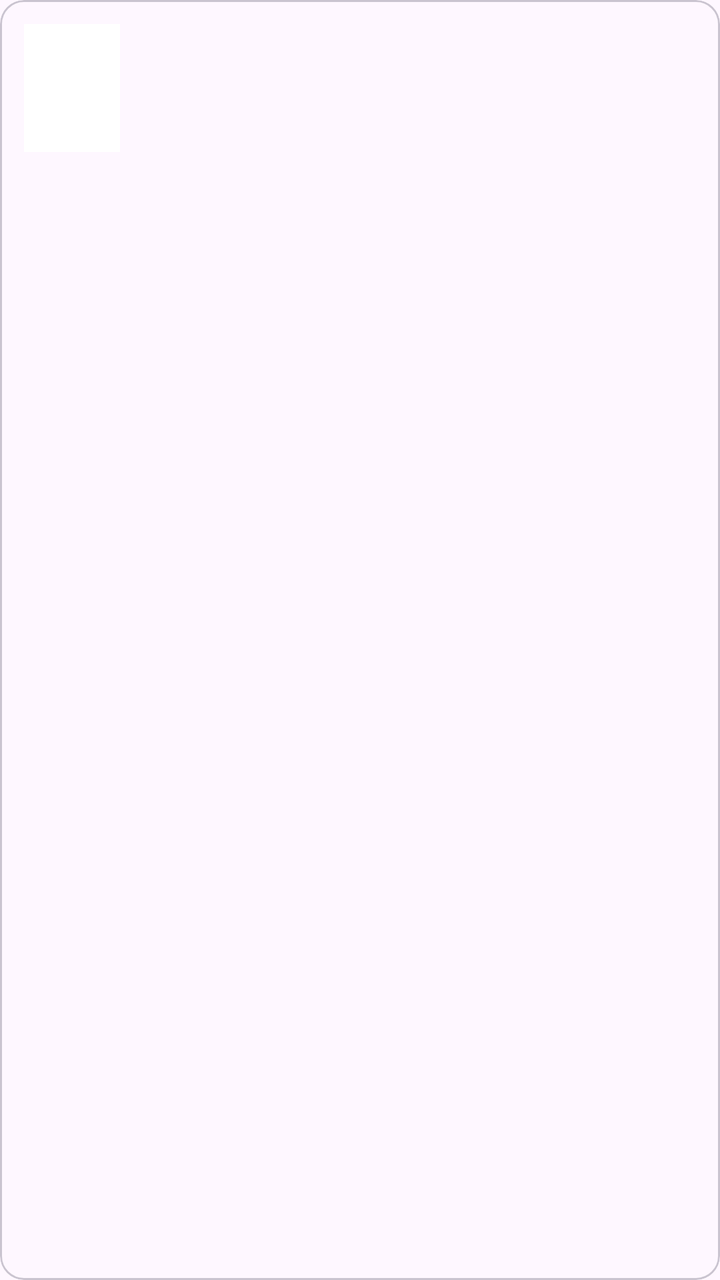
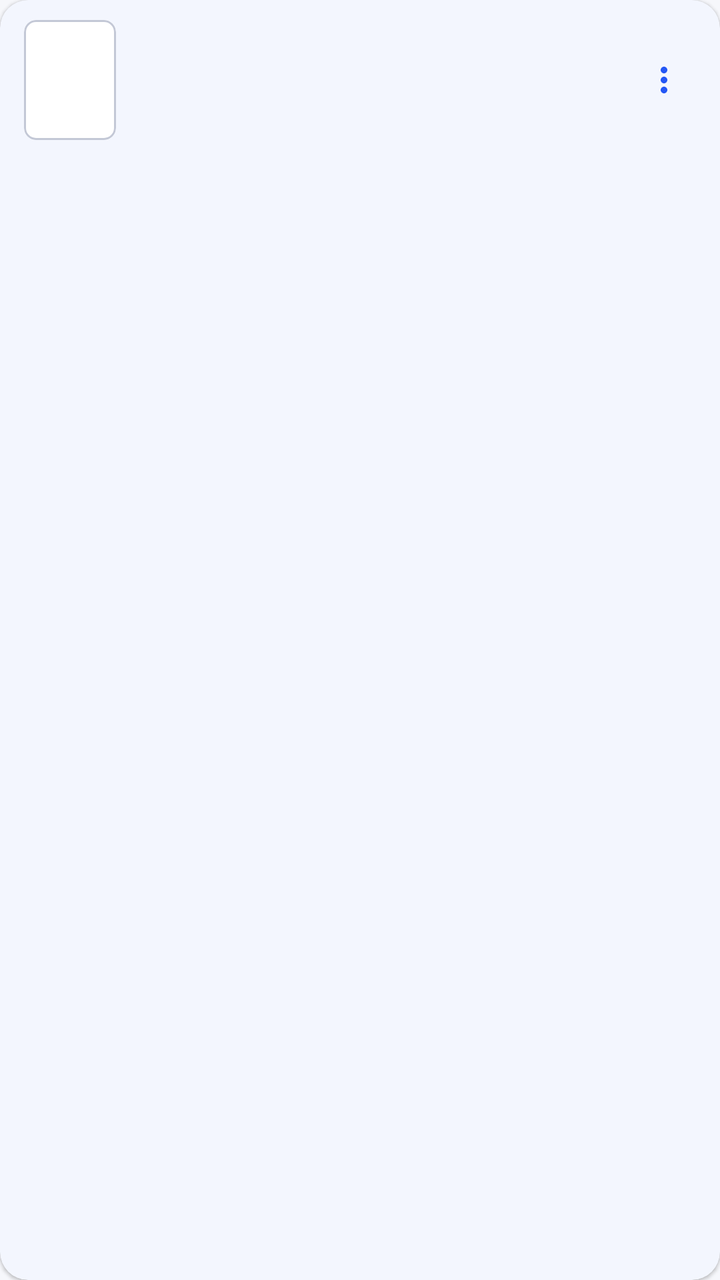

Compare the two renders of this Android layout. The source of the first and the diff that turns it into the second are given below.
<!-- AndroidManifest.xml: application theme Theme.ScanSign -->
<!-- res/layout/item_pdf.xml -->
<?xml version="1.0" encoding="utf-8"?>
<com.google.android.material.card.MaterialCardView xmlns:android="http://schemas.android.com/apk/res/android"
    android:layout_width="match_parent"
    android:layout_height="wrap_content"
    android:layout_marginVertical="4dp"
    android:clickable="true"
    android:focusable="true">

    <LinearLayout
        android:layout_width="match_parent"
        android:layout_height="wrap_content"
        android:gravity="center_vertical"
        android:orientation="horizontal"
        android:padding="12dp">

        <ImageView
            android:id="@+id/thumb"
            android:layout_width="48dp"
            android:layout_height="64dp"
            android:background="#FFFFFF"
            android:contentDescription="@null"
            android:scaleType="fitCenter" />

        <LinearLayout
            android:layout_width="0dp"
            android:layout_height="wrap_content"
            android:layout_marginStart="12dp"
            android:layout_weight="1"
            android:orientation="vertical">

            <TextView
                android:id="@+id/name"
                android:layout_width="match_parent"
                android:layout_height="wrap_content"
                android:ellipsize="middle"
                android:singleLine="true"
                android:textSize="15sp"
                android:textStyle="bold" />

            <TextView
                android:id="@+id/meta"
                android:layout_width="match_parent"
                android:layout_height="wrap_content"
                android:layout_marginTop="2dp"
                android:alpha="0.7"
                android:textSize="12sp" />
        </LinearLayout>
    </LinearLayout>
</com.google.android.material.card.MaterialCardView>
<!-- resources referenced by this layout -->
<resources>
  <style name="Theme.ScanSign" parent="Theme.Material3.DayNight">
          <item name="colorPrimary">@color/brand</item>
          <item name="colorOnPrimary">#FFFFFF</item>
          <item name="colorSecondary">@color/accent</item>
      </style>
  <color name="brand">#1E5EFF</color>
  <color name="accent">#00B894</color>
</resources>

<!-- the commit's change to res/layout/item_pdf.xml (unified diff, before → after) -->
@@ -1,30 +1,43 @@
 <?xml version="1.0" encoding="utf-8"?>
 <com.google.android.material.card.MaterialCardView xmlns:android="http://schemas.android.com/apk/res/android"
+    xmlns:app="http://schemas.android.com/apk/res-auto"
     android:layout_width="match_parent"
     android:layout_height="wrap_content"
-    android:layout_marginVertical="4dp"
+    android:layout_marginVertical="5dp"
     android:clickable="true"
-    android:focusable="true">
+    android:focusable="true"
+    app:cardCornerRadius="14dp">
 
     <LinearLayout
         android:layout_width="match_parent"
         android:layout_height="wrap_content"
         android:gravity="center_vertical"
         android:orientation="horizontal"
-        android:padding="12dp">
+        android:paddingVertical="10dp"
+        android:paddingStart="12dp"
+        android:paddingEnd="4dp">
 
-        <ImageView
-            android:id="@+id/thumb"
-            android:layout_width="48dp"
-            android:layout_height="64dp"
-            android:background="#FFFFFF"
-            android:contentDescription="@null"
-            android:scaleType="fitCenter" />
+        <com.google.android.material.card.MaterialCardView
+            android:layout_width="46dp"
+            android:layout_height="60dp"
+            app:cardCornerRadius="6dp"
+            app:cardElevation="0dp"
+            app:strokeColor="?attr/colorOutline"
+            app:strokeWidth="1dp">
+
+            <ImageView
+                android:id="@+id/thumb"
+                android:layout_width="match_parent"
+                android:layout_height="match_parent"
+                android:background="#FFFFFF"
+                android:contentDescription="@null"
+                android:scaleType="centerCrop" />
+        </com.google.android.material.card.MaterialCardView>
 
         <LinearLayout
             android:layout_width="0dp"
             android:layout_height="wrap_content"
-            android:layout_marginStart="12dp"
+            android:layout_marginStart="14dp"
             android:layout_weight="1"
             android:orientation="vertical">
 
@@ -34,16 +47,24 @@
                 android:layout_height="wrap_content"
                 android:ellipsize="middle"
                 android:singleLine="true"
-                android:textSize="15sp"
+                android:textAppearance="@style/TextAppearance.Material3.TitleSmall"
                 android:textStyle="bold" />
 
             <TextView
                 android:id="@+id/meta"
                 android:layout_width="match_parent"
                 android:layout_height="wrap_content"
-                android:layout_marginTop="2dp"
-                android:alpha="0.7"
-                android:textSize="12sp" />
+                android:layout_marginTop="3dp"
+                android:textAppearance="@style/TextAppearance.Material3.BodySmall"
+                android:textColor="?attr/colorOnSurfaceVariant" />
         </LinearLayout>
+
+        <com.google.android.material.button.MaterialButton
+            android:id="@+id/more"
+            style="@style/Widget.Material3.Button.IconButton"
+            android:layout_width="48dp"
+            android:layout_height="48dp"
+            android:contentDescription="More"
+            app:icon="@drawable/ic_more" />
     </LinearLayout>
 </com.google.android.material.card.MaterialCardView>
<!-- resource entries referenced after the edit -->
@@ -1,11 +1,50 @@
 <!-- resources referenced by this layout -->
 <resources>
-  <style name="Theme.ScanSign" parent="Theme.Material3.DayNight">
-          <item name="colorPrimary">@color/brand</item>
-          <item name="colorOnPrimary">#FFFFFF</item>
-          <item name="colorSecondary">@color/accent</item>
+  <!-- drawable ic_more (drawable) -->
+  <?xml version="1.0" encoding="utf-8"?>
+  <vector xmlns:android="http://schemas.android.com/apk/res/android"
+      android:width="24dp" android:height="24dp"
+      android:viewportWidth="24" android:viewportHeight="24"
+      android:tint="?attr/colorControlNormal">
+      <path android:fillColor="#FFFFFFFF" android:pathData="M12,8c1.1,0 2,-0.9 2,-2s-0.9,-2 -2,-2 -2,0.9 -2,2 0.9,2 2,2zM12,10c-1.1,0 -2,0.9 -2,2s0.9,2 2,2 2,-0.9 2,-2 -0.9,-2 -2,-2zM12,16c-1.1,0 -2,0.9 -2,2s0.9,2 2,2 2,-0.9 2,-2 -0.9,-2 -2,-2z" />
+  </vector>
+  <style name="Theme.ScanSign" parent="Theme.Material3.DayNight.NoActionBar">
+          <item name="colorPrimary">@color/md_primary</item>
+          <item name="colorOnPrimary">@color/md_on_primary</item>
+          <item name="colorPrimaryContainer">@color/md_primary_container</item>
+          <item name="colorOnPrimaryContainer">@color/md_on_primary_container</item>
+          <item name="colorSecondary">@color/md_secondary</item>
+          <item name="colorSecondaryContainer">@color/md_secondary_container</item>
+          <item name="colorOnSecondaryContainer">@color/md_on_secondary_container</item>
+          <item name="android:colorBackground">@color/md_background</item>
+          <item name="colorSurface">@color/md_surface</item>
+          <item name="colorSurfaceVariant">@color/md_surface_variant</item>
+          <item name="colorOnSurface">@color/md_on_surface</item>
+          <item name="colorOnSurfaceVariant">@color/md_on_surface_variant</item>
+          <item name="colorOutline">@color/md_outline</item>
+          <item name="android:windowBackground">@color/md_background</item>
+          <item name="android:statusBarColor">@color/md_background</item>
+          <item name="android:navigationBarColor">@color/md_background</item>
+          <item name="android:windowLightStatusBar">@bool/light_bars</item>
+          <item name="materialCardViewStyle">@style/Widget.App.Card</item>
       </style>
-  <color name="brand">#1E5EFF</color>
-  <color name="accent">#00B894</color>
+  <color name="md_primary">#2457F5</color>
+  <color name="md_on_primary">#FFFFFF</color>
+  <color name="md_primary_container">#DCE4FF</color>
+  <color name="md_on_primary_container">#001652</color>
+  <color name="md_secondary">#00A893</color>
+  <color name="md_secondary_container">#C9F5EE</color>
+  <color name="md_on_secondary_container">#00201C</color>
+  <color name="md_background">#F6F7FB</color>
+  <color name="md_surface">#FFFFFF</color>
+  <color name="md_surface_variant">#E7EAF3</color>
+  <color name="md_on_surface">#151922</color>
+  <color name="md_on_surface_variant">#5A6275</color>
+  <color name="md_outline">#C3C8D6</color>
+  <style name="Widget.App.Card" parent="Widget.Material3.CardView.Elevated">
+          <item name="cardCornerRadius">16dp</item>
+          <item name="cardElevation">1dp</item>
+          <item name="cardBackgroundColor">@color/md_surface</item>
+      </style>
 </resources>
 
